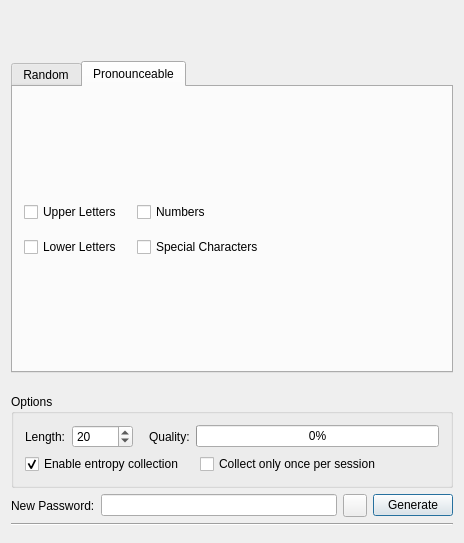
Above: src/forms/PasswordGenDlg.ui from thooge/keepassx1 before the change. Below: the same form after it.
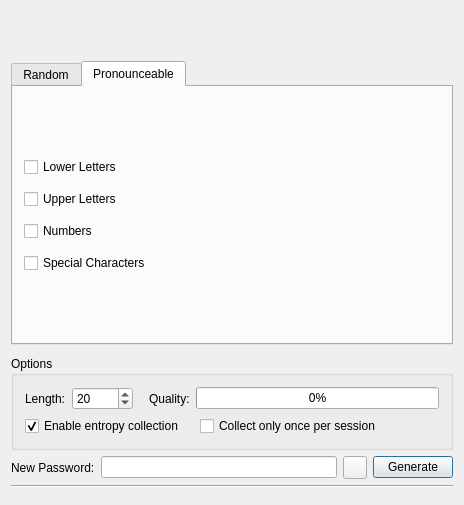
That is the form after the change. The open tabs and pages were chosen to show the change.

Commit message: Reduce height of PasswordGenDlg and EditEntryDlg

```diff
--- a/src/forms/PasswordGenDlg.ui
+++ b/src/forms/PasswordGenDlg.ui
@@ -5,8 +5,8 @@
    <rect>
     <x>0</x>
     <y>0</y>
-    <width>462</width>
-    <height>543</height>
+    <width>460</width>
+    <height>505</height>
    </rect>
   </property>
   <property name="windowTitle" >
@@ -42,8 +42,8 @@
        <rect>
         <x>0</x>
         <y>0</y>
-        <width>440</width>
-        <height>271</height>
+        <width>438</width>
+        <height>243</height>
        </rect>
       </property>
       <attribute name="title" >
@@ -152,31 +152,15 @@
              </property>
             </widget>
            </item>
-           <item row="3" column="0" >
+           <item row="0" column="2" >
             <widget class="QCheckBox" name="checkBox4" >
              <property name="text" >
               <string>&amp;Special Characters</string>
              </property>
-             <property name="checked" >
-              <bool>true</bool>
-             </property>
             </widget>
            </item>
           </layout>
          </item>
-         <item>
-          <spacer>
-           <property name="orientation" >
-            <enum>Qt::Horizontal</enum>
-           </property>
-           <property name="sizeHint" stdset="0" >
-            <size>
-             <width>101</width>
-             <height>108</height>
-            </size>
-           </property>
-          </spacer>
-         </item>
         </layout>
        </item>
        <item>
@@ -240,8 +224,8 @@
        <rect>
         <x>0</x>
         <y>0</y>
-        <width>440</width>
-        <height>271</height>
+        <width>438</width>
+        <height>243</height>
        </rect>
       </property>
       <attribute name="title" >
@@ -262,34 +246,32 @@
         </spacer>
        </item>
        <item>
-        <layout class="QHBoxLayout" name="horizontalLayout" >
-         <item>
           <layout class="QGridLayout" name="gridLayout_2" >
-           <property name="spacing" >
-            <number>15</number>
+         <property name="verticalSpacing" >
+          <number>12</number>
            </property>
            <item row="0" column="0" >
+          <widget class="QCheckBox" name="checkBoxPL" >
+           <property name="text" >
+            <string>Lower Letters</string>
+           </property>
+          </widget>
+         </item>
+         <item row="1" column="0" >
             <widget class="QCheckBox" name="checkBoxPU" >
              <property name="text" >
               <string>Upper Letters</string>
              </property>
             </widget>
            </item>
-           <item row="0" column="1" >
+         <item row="2" column="0" >
             <widget class="QCheckBox" name="checkBoxPN" >
              <property name="text" >
               <string>Numbers</string>
              </property>
             </widget>
            </item>
-           <item row="1" column="0" >
-            <widget class="QCheckBox" name="checkBoxPL" >
-             <property name="text" >
-              <string>Lower Letters</string>
-             </property>
-            </widget>
-           </item>
-           <item row="1" column="1" >
+         <item row="3" column="0" >
             <widget class="QCheckBox" name="checkBoxPS" >
              <property name="text" >
               <string>Special Characters</string>
@@ -299,21 +281,6 @@
           </layout>
          </item>
          <item>
-          <spacer name="horizontalSpacer" >
-           <property name="orientation" >
-            <enum>Qt::Horizontal</enum>
-           </property>
-           <property name="sizeHint" stdset="0" >
-            <size>
-             <width>40</width>
-             <height>20</height>
-            </size>
-           </property>
-          </spacer>
-         </item>
-        </layout>
-       </item>
-       <item>
         <spacer name="verticalSpacer" >
          <property name="orientation" >
           <enum>Qt::Vertical</enum>
@@ -341,7 +308,7 @@
      <property name="sizeHint" stdset="0" >
       <size>
        <width>20</width>
-       <height>15</height>
+       <height>5</height>
       </size>
      </property>
     </spacer>
```
Left out of the diff: 12 changed lines with no effect on the pictures. Lines whose indentation alone changed are shown as unchanged. The commit also changes 6 other files.
